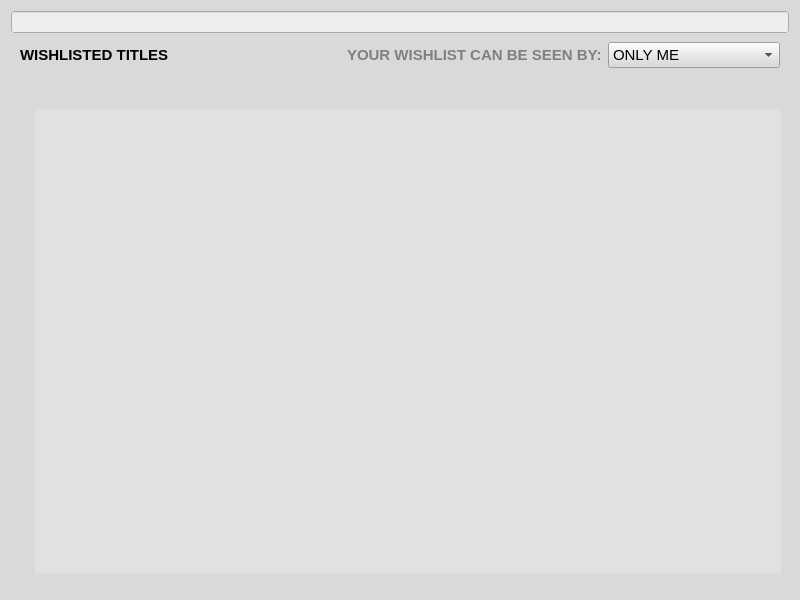
The window that pages/wishlistpage.ui (pamugk/nebulae-qt) describes before a commit, drawn with Qt 5.
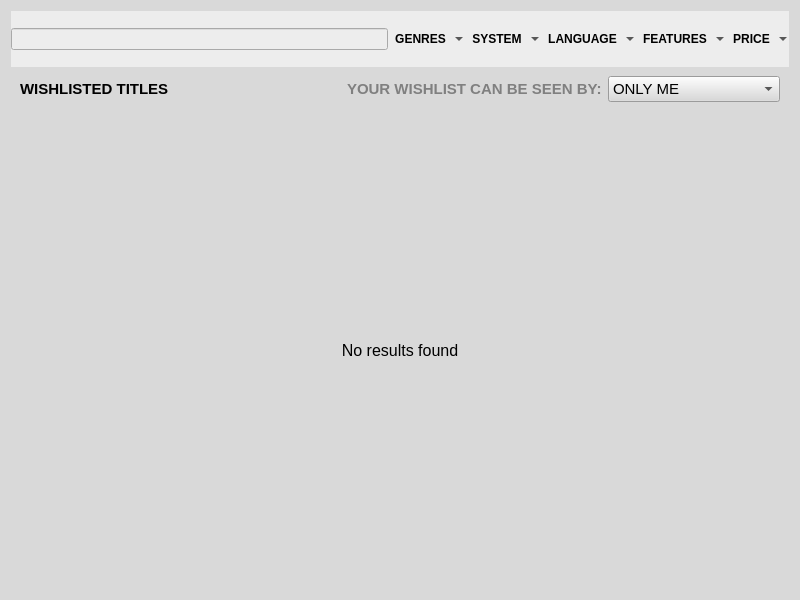
The same window after the commit. The open tabs and pages were chosen to show the change.

What changed in the file:
```diff
--- a/pages/wishlistpage.ui
+++ b/pages/wishlistpage.ui
@@ -22,6 +22,12 @@
    </property>
    <item>
     <widget class="QWidget" name="filters" native="true">
+     <property name="minimumSize">
+      <size>
+       <width>0</width>
+       <height>56</height>
+      </size>
+     </property>
      <property name="styleSheet">
       <string notr="true">background: rgb(237, 237, 237);</string>
      </property>
@@ -42,7 +48,161 @@
        <number>0</number>
       </property>
       <item>
-       <widget class="QLineEdit" name="searchEdit"/>
+       <widget class="QLineEdit" name="searchEdit">
+        <property name="clearButtonEnabled">
+         <bool>true</bool>
+        </property>
+       </widget>
+      </item>
+      <item>
+       <widget class="QToolButton" name="genresToolButton">
+        <property name="sizePolicy">
+         <sizepolicy hsizetype="Fixed" vsizetype="Preferred">
+          <horstretch>0</horstretch>
+          <verstretch>0</verstretch>
+         </sizepolicy>
+        </property>
+        <property name="font">
+         <font>
+          <bold>true</bold>
+         </font>
+        </property>
+        <property name="text">
+         <string>GENRES</string>
+        </property>
+        <property name="popupMode">
+         <enum>QToolButton::MenuButtonPopup</enum>
+        </property>
+        <property name="toolButtonStyle">
+         <enum>Qt::ToolButtonTextBesideIcon</enum>
+        </property>
+        <property name="autoRaise">
+         <bool>true</bool>
+        </property>
+        <property name="arrowType">
+         <enum>Qt::NoArrow</enum>
+        </property>
+       </widget>
+      </item>
+      <item>
+       <widget class="QToolButton" name="systemsToolButton">
+        <property name="sizePolicy">
+         <sizepolicy hsizetype="Fixed" vsizetype="Preferred">
+          <horstretch>0</horstretch>
+          <verstretch>0</verstretch>
+         </sizepolicy>
+        </property>
+        <property name="font">
+         <font>
+          <bold>true</bold>
+         </font>
+        </property>
+        <property name="text">
+         <string>SYSTEM</string>
+        </property>
+        <property name="popupMode">
+         <enum>QToolButton::MenuButtonPopup</enum>
+        </property>
+        <property name="toolButtonStyle">
+         <enum>Qt::ToolButtonTextBesideIcon</enum>
+        </property>
+        <property name="autoRaise">
+         <bool>true</bool>
+        </property>
+        <property name="arrowType">
+         <enum>Qt::NoArrow</enum>
+        </property>
+       </widget>
+      </item>
+      <item>
+       <widget class="QToolButton" name="languagesToolButton">
+        <property name="sizePolicy">
+         <sizepolicy hsizetype="Fixed" vsizetype="Preferred">
+          <horstretch>0</horstretch>
+          <verstretch>0</verstretch>
+         </sizepolicy>
+        </property>
+        <property name="font">
+         <font>
+          <bold>true</bold>
+         </font>
+        </property>
+        <property name="text">
+         <string>LANGUAGE</string>
+        </property>
+        <property name="popupMode">
+         <enum>QToolButton::MenuButtonPopup</enum>
+        </property>
+        <property name="toolButtonStyle">
+         <enum>Qt::ToolButtonTextBesideIcon</enum>
+        </property>
+        <property name="autoRaise">
+         <bool>true</bool>
+        </property>
+        <property name="arrowType">
+         <enum>Qt::NoArrow</enum>
+        </property>
+       </widget>
+      </item>
+      <item>
+       <widget class="QToolButton" name="featuresToolButton">
+        <property name="sizePolicy">
+         <sizepolicy hsizetype="Fixed" vsizetype="Preferred">
+          <horstretch>0</horstretch>
+          <verstretch>0</verstretch>
+         </sizepolicy>
+        </property>
+        <property name="font">
+         <font>
+          <bold>true</bold>
+         </font>
+        </property>
+        <property name="text">
+         <string>FEATURES</string>
+        </property>
+        <property name="popupMode">
+         <enum>QToolButton::MenuButtonPopup</enum>
+        </property>
+        <property name="toolButtonStyle">
+         <enum>Qt::ToolButtonTextBesideIcon</enum>
+        </property>
+        <property name="autoRaise">
+         <bool>true</bool>
+        </property>
+        <property name="arrowType">
+         <enum>Qt::NoArrow</enum>
+        </property>
+       </widget>
+      </item>
+      <item>
+       <widget class="QToolButton" name="priceToolButton">
+        <property name="sizePolicy">
+         <sizepolicy hsizetype="Fixed" vsizetype="Preferred">
+          <horstretch>0</horstretch>
+          <verstretch>0</verstretch>
+         </sizepolicy>
+        </property>
+        <property name="font">
+         <font>
+          <bold>true</bold>
+         </font>
+        </property>
+        <property name="text">
+         <string>PRICE</string>
+        </property>
+        <property name="popupMode">
+         <enum>QToolButton::MenuButtonPopup</enum>
+        </property>
+        <property name="toolButtonStyle">
+         <enum>Qt::ToolButtonTextBesideIcon</enum>
+        </property>
+        <property name="autoRaise">
+         <bool>true</bool>
+        </property>
+        <property name="arrowType">
+         <enum>Qt::NoArrow</enum>
+        </property>
+       </widget>
       </item>
      </layout>
     </widget>
@@ -165,7 +325,7 @@
             <x>0</x>
             <y>0</y>
             <width>750</width>
-            <height>478</height>
+            <height>431</height>
            </rect>
           </property>
           <property name="styleSheet">
@@ -222,6 +382,25 @@
        </item>
       </layout>
      </widget>
+     <widget class="QWidget" name="emptyPage">
+      <layout class="QVBoxLayout" name="verticalLayout">
+       <item>
+        <widget class="QLabel" name="nothingFoundLabel">
+         <property name="font">
+          <font>
+           <pointsize>12</pointsize>
+          </font>
+         </property>
+         <property name="text">
+          <string>No results found</string>
+         </property>
+         <property name="alignment">
+          <set>Qt::AlignCenter</set>
+         </property>
+        </widget>
+       </item>
+      </layout>
+     </widget>
     </widget>
    </item>
   </layout>
```
